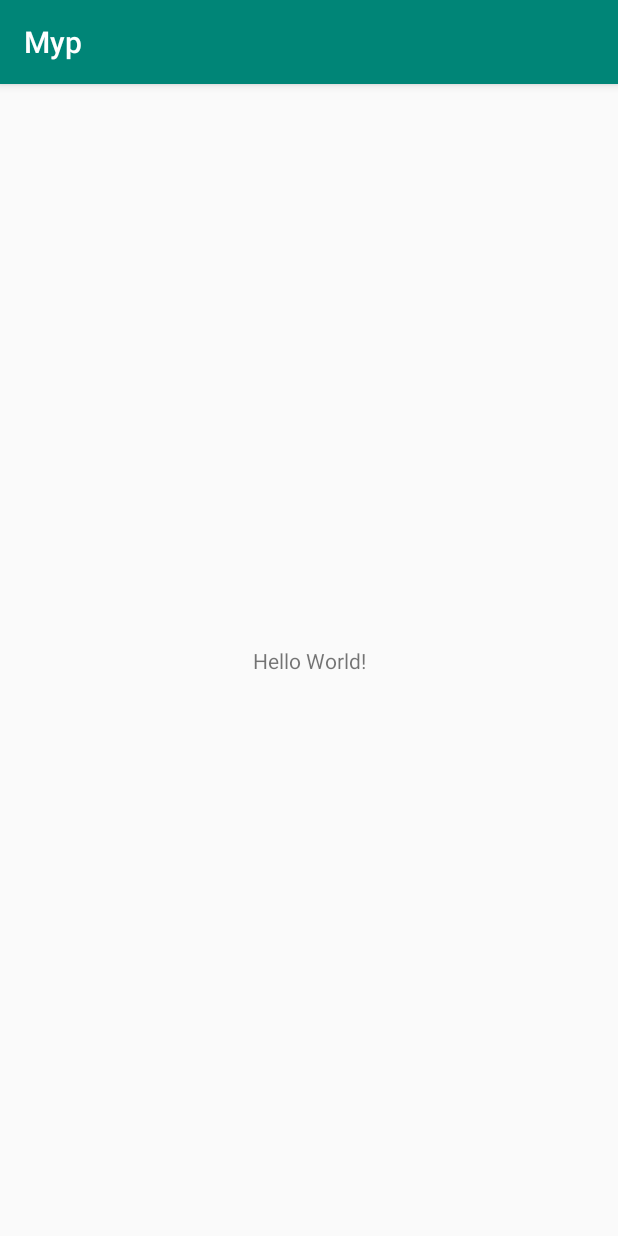
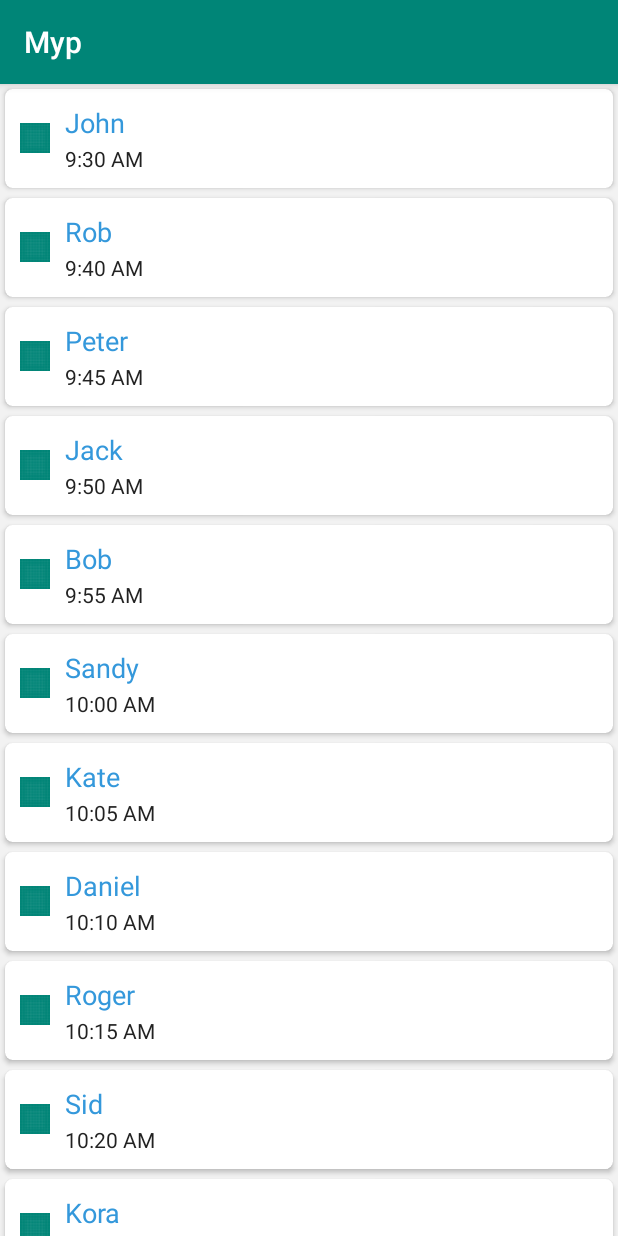
Before and after one commit to nikdehgan/Myp, an Android app: the screen it shows after launch (MainActivity), on a phone screen of 412 x 824 dp. Run offline under Robolectric (Android 15) with nearby library versions, the phone set to English and light mode, and no system bars.

```diff
--- a/app/build.gradle
+++ b/app/build.gradle
@@ -19,10 +19,13 @@ android {
 }
 
 dependencies {
-    implementation fileTree(dir: 'libs', include: ['*.jar'])
+    implementation fileTree(include: ['*.jar'], dir: 'libs')
     implementation 'com.android.support:appcompat-v7:28.0.0'
     implementation 'com.android.support.constraint:constraint-layout:1.1.3'
     testImplementation 'junit:junit:4.12'
     androidTestImplementation 'com.android.support.test:runner:1.0.2'
     androidTestImplementation 'com.android.support.test.espresso:espresso-core:3.0.2'
+    implementation 'com.android.support:cardview-v7:28.0.0'
+    implementation 'com.android.support:recyclerview-v7:28.0.0'
+    implementation 'com.android.support:design:28.0.0'
 }
--- /dev/null
+++ b/app/src/main/java/com/example/hamed/myp/Call.java
@@ -0,0 +1,17 @@
+package com.example.hamed.myp;
+public class Call {
+    private String callerName,callTime;
+
+    public Call(String callerName, String callTime) {
+        this.callerName = callerName;
+        this.callTime = callTime;
+    }
+
+    public String getCallerName() {
+        return callerName;
+    }
+
+    public String getCallTime() {
+        return callTime;
+    }
+}
--- /dev/null
+++ b/app/src/main/java/com/example/hamed/myp/CallsAdapter.java
@@ -0,0 +1,72 @@
+package com.example.hamed.myp;
+
+import android.content.Context;
+import android.support.v7.widget.RecyclerView;
+import android.view.LayoutInflater;
+import android.view.View;
+import android.view.ViewGroup;
+import android.widget.TextView;
+import java.util.ArrayList;
+import java.util.List;
+
+
+public class CallsAdapter extends RecyclerView.Adapter<CallsAdapter.ViewHolder> {
+
+    private List<Call> callsFeed=new ArrayList();
+    // Context is not used here but may be required to
+    // perform complex operations or call methods from outside
+    private Context context;
+
+    // Constructor
+    public CallsAdapter(Context context){
+        this.context=context;
+    }
+
+    public void setCallsFeed(List<Call> callsFeed){
+        this.callsFeed=callsFeed;
+    }
+
+    // Invoked by layout manager to replace the contents of the views
+    @Override
+    public void onBindViewHolder(ViewHolder holder, final int position) {
+        Call call = callsFeed.get(position);
+        holder.showCallDetails(call);
+    }
+
+    @Override
+    public int getItemCount(){return callsFeed.size();}
+
+    // Invoked by layout manager to create new views
+    @Override
+    public ViewHolder onCreateViewHolder(ViewGroup parent, int viewType) {
+        // Attach layout for single cell
+        int layout = R.layout.calls_feed_layout;
+        View v = LayoutInflater
+                .from(parent.getContext())
+                .inflate(layout, parent, false);
+        return new ViewHolder(v);
+    }
+
+    // Reference to the views for each items to display desired information
+    public class ViewHolder extends RecyclerView.ViewHolder {
+
+        private TextView callerNameTextView,callTimeTextView;
+
+        public ViewHolder(View itemView) {
+            super(itemView);
+            // Initiate view
+            callerNameTextView=(TextView)itemView.findViewById(R.id.callerName);
+            callTimeTextView=(TextView)itemView.findViewById(R.id.callTime);
+        }
+
+
+        public void showCallDetails(Call call){
+            // Attach values for each item
+            String callerName   =call.getCallerName();
+            String callTime     =call.getCallTime();
+            callerNameTextView.setText(callerName);
+            callTimeTextView.setText(callTime);
+        }
+    }
+
+}
--- a/app/src/main/java/com/example/hamed/myp/MainActivity.java
+++ b/app/src/main/java/com/example/hamed/myp/MainActivity.java
@@ -2,12 +2,60 @@ package com.example.hamed.myp;
 
 import android.support.v7.app.AppCompatActivity;
 import android.os.Bundle;
+import android.support.v7.widget.LinearLayoutManager;
+import android.support.v7.widget.RecyclerView;
+import java.util.ArrayList;
+import java.util.List;
 
 public class MainActivity extends AppCompatActivity {
-
+    private RecyclerView recyclerView;
+    private LinearLayoutManager linearLayoutManager;
+    private List<Call> callsList;
+    private CallsAdapter callsAdapter;
     @Override
     protected void onCreate(Bundle savedInstanceState) {
         super.onCreate(savedInstanceState);
         setContentView(R.layout.activity_main);
+        recyclerView=(RecyclerView)findViewById(R.id.recyclerView);
+
+        // Set Layout Manager
+        linearLayoutManager=new LinearLayoutManager(this);
+        recyclerView.setLayoutManager(linearLayoutManager);
+
+        // Limiting the size
+        recyclerView.setHasFixedSize(true);
+
+        // Initialize list items
+        init();
+
+    }
+    private void init(){
+        callsList=new ArrayList<Call>();
+
+        // Initiating Adapter
+        callsAdapter=new CallsAdapter(MainActivity.this);
+        recyclerView.setAdapter(callsAdapter);
+
+        // Adding some demo data(Call Objects).
+        // You can get them from your data server
+        callsList.add(new Call("John","9:30 AM"));
+        callsList.add(new Call("Rob","9:40 AM"));
+        callsList.add(new Call("Peter","9:45 AM"));
+        callsList.add(new Call("Jack","9:50 AM"));
+        callsList.add(new Call("Bob","9:55 AM"));
+        callsList.add(new Call("Sandy","10:00 AM"));
+        callsList.add(new Call("Kate","10:05 AM"));
+        callsList.add(new Call("Daniel","10:10 AM"));
+        callsList.add(new Call("Roger","10:15 AM"));
+        callsList.add(new Call("Sid","10:20 AM"));
+        callsList.add(new Call("Kora","10:25 AM"));
+        callsList.add(new Call("Nick","10:30 AM"));
+        callsList.add(new Call("Rose","10:35 AM"));
+        callsList.add(new Call("Mia","10:40 AM"));
+        callsList.add(new Call("Scott","10:45 AM"));
+
+        // Set items to adapter
+        callsAdapter.setCallsFeed(callsList);
+        callsAdapter.notifyDataSetChanged();
     }
 }
--- a/app/src/main/res/layout/activity_main.xml
+++ b/app/src/main/res/layout/activity_main.xml
@@ -1,18 +1,13 @@
 <?xml version="1.0" encoding="utf-8"?>
-<android.support.constraint.ConstraintLayout xmlns:android="http://schemas.android.com/apk/res/android"
-    xmlns:app="http://schemas.android.com/apk/res-auto"
+<RelativeLayout xmlns:android="http://schemas.android.com/apk/res/android"
     xmlns:tools="http://schemas.android.com/tools"
+    android:id="@+id/activity_recycler_view"
     android:layout_width="match_parent"
     android:layout_height="match_parent"
     tools:context=".MainActivity">
-
-    <TextView
-        android:layout_width="wrap_content"
-        android:layout_height="wrap_content"
-        android:text="Hello World!"
-        app:layout_constraintBottom_toBottomOf="parent"
-        app:layout_constraintLeft_toLeftOf="parent"
-        app:layout_constraintRight_toRightOf="parent"
-        app:layout_constraintTop_toTopOf="parent" />
-
-</android.support.constraint.ConstraintLayout>
+    <android.support.v7.widget.RecyclerView
+        android:background="#F2F2F2"
+        android:id="@+id/recyclerView"
+        android:layout_width="match_parent"
+        android:layout_height="match_parent"/>
+</RelativeLayout>
--- /dev/null
+++ b/app/src/main/res/layout/calls_feed_layout.xml
@@ -0,0 +1,38 @@
+<?xml version="1.0" encoding="utf-8"?>
+<android.support.v7.widget.CardView
+    xmlns:android="http://schemas.android.com/apk/res/android"
+    xmlns:app="http://schemas.android.com/apk/res-auto"
+    app:cardCornerRadius="5dp"
+    android:layout_margin="3dp"
+    android:layout_width="match_parent"
+    android:layout_height="wrap_content">
+    <LinearLayout
+        android:padding="10dp"
+        android:gravity="center_vertical"
+        android:layout_width="match_parent"
+        android:layout_height="wrap_content">
+        <ImageView
+            android:src="@drawable/ic_launcher_background"
+            android:layout_width="20dp"
+            android:layout_height="20dp" />
+        <RelativeLayout
+            android:layout_marginLeft="10dp"
+            android:layout_width="wrap_content"
+            android:layout_height="wrap_content">
+            <TextView
+                android:textSize="18sp"
+                android:textColor="#3498DB"
+                android:id="@+id/callerName"
+                android:layout_width="wrap_content"
+                android:layout_height="wrap_content" />
+            <TextView
+                android:textSize="14sp"
+                android:textColor="#222"
+                android:layout_marginTop="2dp"
+                android:layout_below="@+id/callerName"
+                android:id="@+id/callTime"
+                android:layout_width="wrap_content"
+                android:layout_height="wrap_content" />
+        </RelativeLayout>
+    </LinearLayout>
+</android.support.v7.widget.CardView>
```
